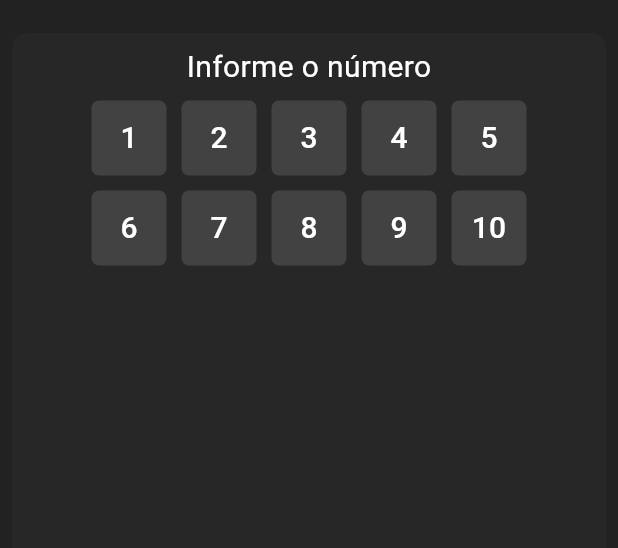
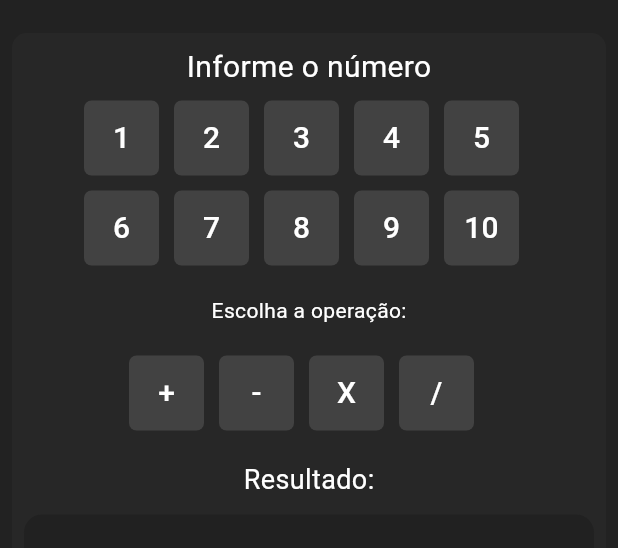
Before and after one commit to grupopi25/Flutter, a Flutter app: the screen it shows after launch, after a tap on "10", on a phone screen of 412 x 824 dp, the part 63-611 px from its top. Run offline on Flutter 3.47's test engine with Material 3 defaults, Android fonts, the phone set to English and light mode, and no system bars.

Commit message:
fim do gerador de taboada

```diff
--- /dev/null
+++ b/gerador_de_tabuada/lib/custom_button.dart
@@ -0,0 +1,29 @@
+import 'package:flutter/material.dart';
+
+class CustomButton {
+  botao(String valor,onPressed) {
+    return SizedBox(
+      child: Row(
+        mainAxisAlignment: MainAxisAlignment.center,
+        children: [
+          Container(
+            height: 50,
+            width: 50,
+            decoration: BoxDecoration(
+              borderRadius: BorderRadius.circular(5),
+              color: Colors.grey[800],
+            ),
+            child: TextButton(
+              onPressed: onPressed,
+              child: Text(
+                valor,
+                style: TextStyle(color: Colors.white, fontSize: 20),
+              ),
+            ),
+          ),
+          SizedBox(width: 10),
+        ],
+      ),
+    );
+  }
+}
--- a/gerador_de_tabuada/lib/home.dart
+++ b/gerador_de_tabuada/lib/home.dart
@@ -1,4 +1,5 @@
 import 'package:flutter/material.dart';
+import 'package:gerador_de_tabuada/custom_button.dart';
 
 class Home extends StatefulWidget {
   const Home({super.key});
@@ -8,6 +9,46 @@ class Home extends StatefulWidget {
 }
 
 class _HomeState extends State<Home> {
+  String? numeroSelecionado;
+  String? operacaoSelecionada;
+  List<String> resultado = [];
+
+  void gerarTabuada() {
+    if (numeroSelecionado == null || operacaoSelecionada == null) {
+      return;
+    }
+
+    int numero = int.parse(numeroSelecionado!);
+    List<String> novaTabuada = [];
+
+    for (int i = 1; i <= 10; i++) {
+      String linha = '';
+      switch (operacaoSelecionada) {
+        case '+':
+          int r = numero + i;
+          linha = '$numero + $i = $r';
+          break;
+        case '-':
+          int r = numero - i;
+          linha = '$numero - $i = $r';
+          break;
+        case 'X':
+          int r = numero * i;
+          linha = '$numero X $i = $r';
+          break;
+        case '/':
+          double r = numero / i;
+          linha = '$numero / $i = ${r.toStringAsFixed(2)}';
+          break;
+      }
+      novaTabuada.add(linha);
+    }
+
+    setState(() {
+      resultado = novaTabuada;
+    });
+  }
+
   @override
   Widget build(BuildContext context) {
     return Scaffold(
@@ -15,80 +56,170 @@ class _HomeState extends State<Home> {
       appBar: AppBar(
         backgroundColor: Colors.transparent,
         centerTitle: true,
-        title: const Text('Gerador de Tabuada',style: TextStyle(color: Colors.white),),
+        title:  Text(
+          'Gerador de Tabuada',
+          style: TextStyle(color: Colors.white),
+        ),
       ),
       body: Padding(
-        padding: const EdgeInsets.all(8.0),
+        padding:  EdgeInsets.all(8.0),
         child: Center(
           child: Container(
             decoration: BoxDecoration(
-              color: const Color.fromARGB(60, 57, 57, 57),
+              color:  Color.fromARGB(60, 57, 57, 57),
               borderRadius: BorderRadius.circular(10),
             ),
             child: Column(
-
               children: [
-              Container(
-
-                child:
-              Column(
-
+                SizedBox(
+                  child: Column(
                     children: [
                        Padding(
-                  padding: const EdgeInsets.symmetric(vertical: 8.0),
-                  child: Text('Informe o número',style: TextStyle(color: Colors.white,fontSize: 20),),
+                        padding: EdgeInsets.symmetric(vertical: 8.0),
+                        child: Text(
+                          'Informe o número',
+                          style: TextStyle(color: Colors.white, fontSize: 20),
+                        ),
                       ),
                       Center(
-                  child: Container(
+                        child: SizedBox(
                           child: Column(
-
                             children: [
-                      SizedBox(child: Row(
+                              SizedBox(
+                                child: Row(
                                   mainAxisAlignment: MainAxisAlignment.center,
                                   children: [
-                        Container(height: 50, width: 50,  decoration: BoxDecoration(borderRadius: BorderRadius.circular(5), color: Colors.grey[800]),  child:   TextButton(onPressed: (){}, child: Text('1',style: TextStyle(color: Colors.white,fontSize: 20),)),),
-                        SizedBox(width: 10,),
-                        Container(height: 50, width: 50,  decoration: BoxDecoration(borderRadius: BorderRadius.circular(5), color: Colors.grey[800]),  child:   TextButton(onPressed: (){}, child: Text('2',style: TextStyle(color: Colors.white,fontSize: 20),)),),
-                        SizedBox(width: 10,),
-                        Container(height: 50, width: 50,  decoration: BoxDecoration(borderRadius: BorderRadius.circular(5), color: Colors.grey[800]),  child:   TextButton(onPressed: (){}, child: Text('3',style: TextStyle(color: Colors.white,fontSize: 20),)),),
-                        SizedBox(width: 10,),
-                        Container(height: 50, width: 50,  decoration: BoxDecoration(borderRadius: BorderRadius.circular(5), color: Colors.grey[800]),  child:   TextButton(onPressed: (){}, child: Text('4',style: TextStyle(color: Colors.white,fontSize: 20),)),),
-                        SizedBox(width: 10,),
-                        Container(height: 50, width: 50,  decoration: BoxDecoration(borderRadius: BorderRadius.circular(5), color: Colors.grey[800]),  child:   TextButton(onPressed: (){}, child: Text('5',style: TextStyle(color: Colors.white,fontSize: 20),)),),
-
-                      ],
-                      ),
-                      ),SizedBox(height: 10,),
-                         SizedBox(child: Row(
-                        mainAxisAlignment: MainAxisAlignment.center,
-                        children: [
-                        Container(height: 50, width: 50,  decoration: BoxDecoration(borderRadius: BorderRadius.circular(5), color: Colors.grey[800]),  child:   TextButton(onPressed: (){}, child: Text('6',style: TextStyle(color: Colors.white,fontSize: 20),)),),
-                        SizedBox(width: 10,),
-                        Container(height: 50, width: 50,  decoration: BoxDecoration(borderRadius: BorderRadius.circular(5), color: Colors.grey[800]),  child:   TextButton(onPressed: (){}, child: Text('7',style: TextStyle(color: Colors.white,fontSize: 20),)),),
-                        SizedBox(width: 10,),
-                        Container(height: 50, width: 50,  decoration: BoxDecoration(borderRadius: BorderRadius.circular(5), color: Colors.grey[800]),  child:   TextButton(onPressed: (){}, child: Text('8',style: TextStyle(color: Colors.white,fontSize: 20),)),),
-                        SizedBox(width: 10,),
-                        Container(height: 50, width: 50,  decoration: BoxDecoration(borderRadius: BorderRadius.circular(5), color: Colors.grey[800]),  child:   TextButton(onPressed: (){}, child: Text('9',style: TextStyle(color: Colors.white,fontSize: 20),)),),
-                        SizedBox(width: 10,),
-                        Container(height: 50, width: 50,  decoration: BoxDecoration(borderRadius: BorderRadius.circular(5), color: Colors.grey[800]),  child:   TextButton(onPressed: (){}, child: Text('10',style: TextStyle(color: Colors.white,fontSize: 20),)),),
-
+                                    CustomButton().botao('1', () {
+                                      numeroSelecionado = '1';
+                                      gerarTabuada();
+                                    }),
+                                    CustomButton().botao('2', () {
+                                      numeroSelecionado = '2';
+                                      gerarTabuada();
+                                    }),
+                                    CustomButton().botao('3', () {
+                                      numeroSelecionado = '3';
+                                      gerarTabuada();
+                                    }),
+                                    CustomButton().botao('4', () {
+                                      numeroSelecionado = '4';
+                                      gerarTabuada();
+                                    }),
+                                    CustomButton().botao('5', () {
+                                      numeroSelecionado = '5';
+                                      gerarTabuada();
+                                    }),
                                   ],
                                 ),
                               ),
+                               SizedBox(height: 10),
+                              SizedBox(
+                                child: Row(
+                                  mainAxisAlignment: MainAxisAlignment.center,
+                                  children: [
+                                    CustomButton().botao('6', () {
+                                      numeroSelecionado = '6';
+                                      gerarTabuada();
+                                    }),
+                                    CustomButton().botao('7', () {
+                                      numeroSelecionado = '7';
+                                      gerarTabuada();
+                                    }),
+                                    CustomButton().botao('8', () {
+                                      numeroSelecionado = '8';
+                                      gerarTabuada();
+                                    }),
+                                    CustomButton().botao('9', () {
+                                      numeroSelecionado = '9';
+                                      gerarTabuada();
+                                    }),
+                                    CustomButton().botao('10', () {
+                                      numeroSelecionado = '10';
+                                      gerarTabuada();
+                                    }),
+                                  ],
+                                ),
+                              ),
+                               SizedBox(height: 20),
+                               Text(
+                                'Escolha a operação:',
+                                style: TextStyle(color: Colors.white),
+                              ),
+                               SizedBox(height: 20),
+                              SizedBox(
+                                child: Row(
+                                  mainAxisAlignment: MainAxisAlignment.center,
+                                  children: [
+                                    CustomButton().botao('+', () {
+                                      operacaoSelecionada = '+';
+                                      gerarTabuada();
+                                    }),
+                                    CustomButton().botao('-', () {
+                                      operacaoSelecionada = '-';
+                                      gerarTabuada();
+                                    }),
+                                    CustomButton().botao('X', () {
+                                      operacaoSelecionada = 'X';
+                                      gerarTabuada();
+                                    }),
+                                    CustomButton().botao('/', () {
+                                      operacaoSelecionada = '/';
+                                      gerarTabuada();
+                                    }),
+                                  ],
+                                ),
+                              ),
+                               SizedBox(height: 20),
+                               Text(
+                                'Resultado:',
+                                style: TextStyle(
+                                  color: Colors.white,
+                                  fontSize: 18,
+                                ),
+                              ),
+                               SizedBox(height: 10),
+                              Padding(
+                                padding:  EdgeInsets.symmetric(
+                                  horizontal: 8.0,
+                                ),
+                                child: Container(
+                                  width: MediaQuery.of(context).size.width,
+                                  height: 250,
+                                  decoration: BoxDecoration(
+                                    color: Colors.grey[900],
+                                    borderRadius: BorderRadius.circular(12),
+                                  ),
+                                  child:GridView.count(
+                                    crossAxisCount:2,
+                                    childAspectRatio: 4,
+                                    children: List.generate(resultado.length, (index) {
+                                      return Center(
+                                        child: Text(
+                                          resultado[index],
+                                          style:  TextStyle(
+                                            color: Colors.white,
+                                            fontSize: 20,
+                                            fontWeight: FontWeight.w500
+                                          ),
+                                        ),
+                                      );
+                                    }),
+                                      ),
 
-                    ],),
                                 ),
-                )
-
-
-
-              ],),)
+                              ),
                             ],
                           ),
                         ),
                       ),
-      )
-
+                    ],
+                  ),
+                ),
+              ],
+            ),
+          ),
+        ),
+      ),
     );
   }
 }
--- a/gerador_de_tabuada/lib/main.dart
+++ b/gerador_de_tabuada/lib/main.dart
@@ -2,5 +2,5 @@ import 'package:flutter/material.dart';
 import 'package:gerador_de_tabuada/app_widget.dart';
 
 void main() {
-  runApp(const AppWidget());
+  runApp( AppWidget());
 }
--- /dev/null
+++ b/gerador_de_tabuada/lib/result.dart
@@ -0,0 +1,9 @@
+
+
+
+class Result {
+  result(){
+
+
+  }
+}
```
Lines whose indentation alone changed are shown as unchanged.
